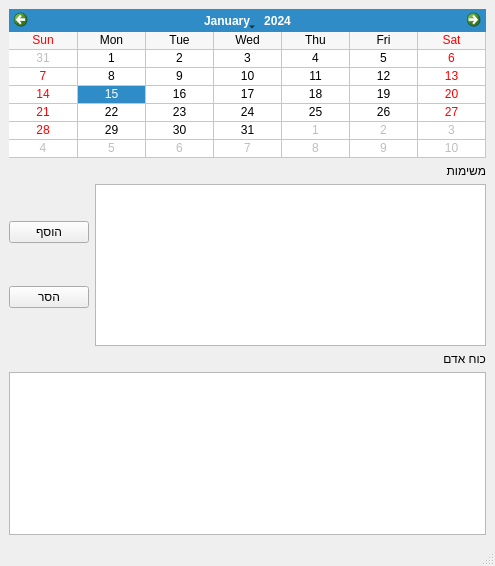
First picture: the form in Ui/Calendar.ui, repository omertal88/shavzak, before the edit.
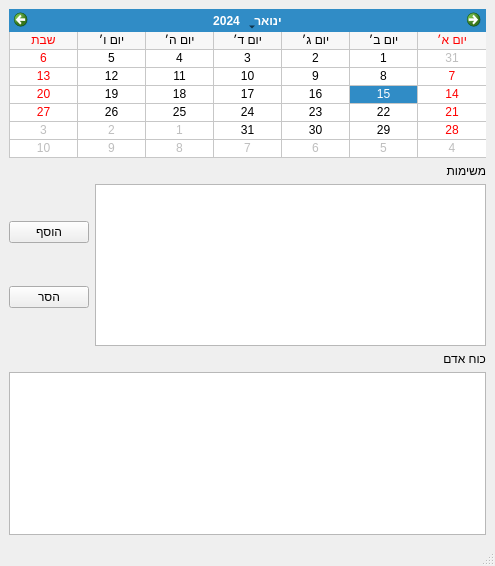
Second picture: the form after the edit. Icons and pictures are not drawn.

The edit to the form file:
```diff
--- a/Ui/Calendar.ui
+++ b/Ui/Calendar.ui
@@ -21,6 +21,12 @@
    <layout class="QVBoxLayout" name="verticalLayout_2">
     <item>
      <widget class="QCalendarWidget" name="calendarWidget">
+      <property name="layoutDirection">
+       <enum>Qt::RightToLeft</enum>
+      </property>
+      <property name="locale">
+       <locale language="Hebrew" country="Israel"/>
+      </property>
       <property name="minimumDate">
        <date>
         <year>2023</year>
```
